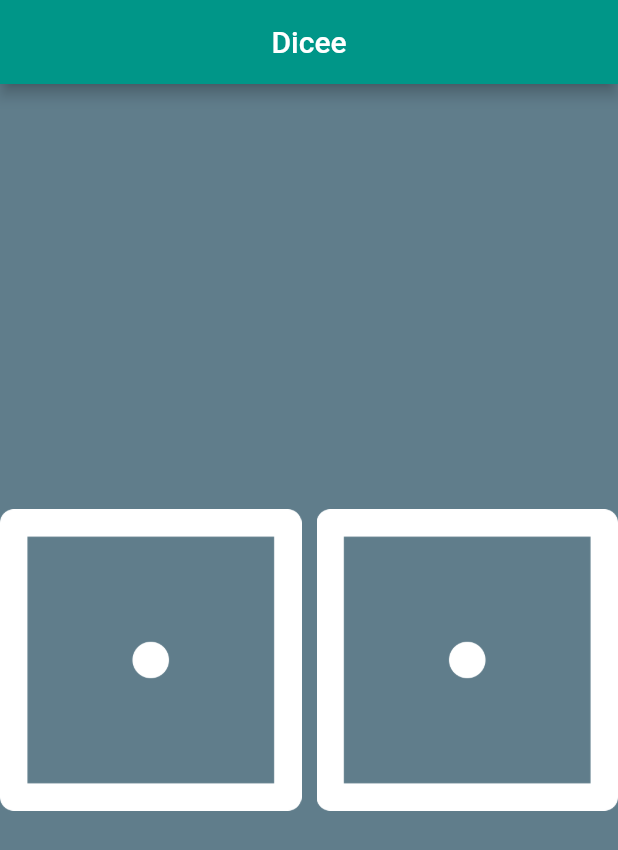
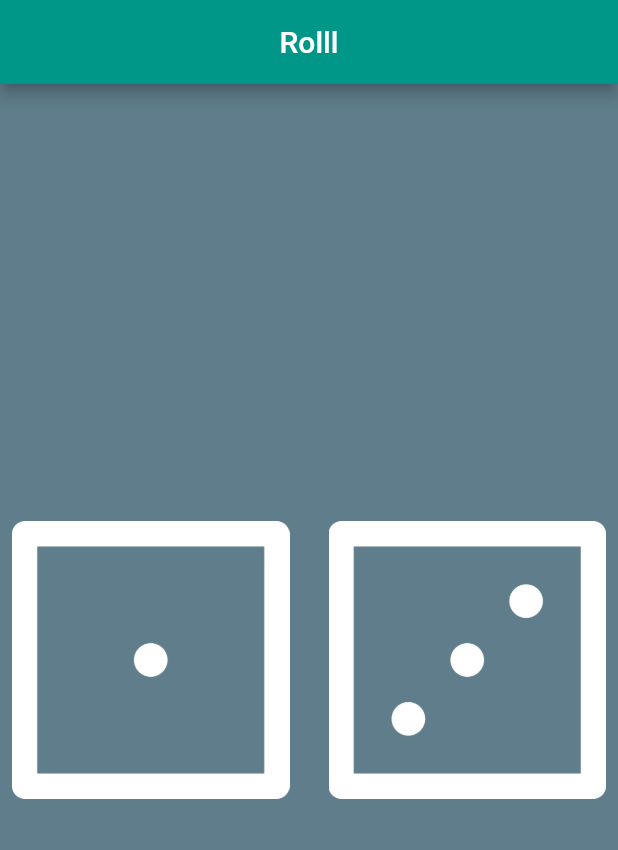
Before and after one commit to kkartikk95/dicee_app, a Flutter app: the screen it shows after launch, on a phone screen of 412 x 824 dp. Shown: the top 850 px of the screen. Run offline on Flutter 3.47's test engine with Material 2 defaults, Android fonts, the phone set to English and light mode, and no system bars.

Commit message:
Completed App commit

```diff
--- a/lib/main.dart
+++ b/lib/main.dart
@@ -1,4 +1,5 @@
 import 'package:flutter/material.dart';
+import 'dart:math';
 
 void main() {
   return runApp(
@@ -7,7 +8,7 @@
         backgroundColor: Colors.blueGrey,
         appBar: AppBar(
           centerTitle: true,
-          title: Text('Dicee'),
+          title: Text('Rolll'),
           backgroundColor: Colors.teal,
         ),
         body: DicePage(),
@@ -16,18 +17,47 @@
   );
 }
 
-class DicePage extends StatelessWidget {
+class DicePage extends StatefulWidget {
+  const DicePage({super.key});
+
+  @override
+  State<DicePage> createState() => _DicePageState();
+}
+
+class _DicePageState extends State<DicePage> {
+  int leftDiceNumber = 1;
+  int rightDiceNumber = 3;
+
+  void changeDiceFace(){
+    leftDiceNumber = Random().nextInt(6)+1;
+    rightDiceNumber = Random().nextInt(6)+1;
+  }
+
   @override
   Widget build(BuildContext context) {
     return Center(
       child: Row(
         children: [
           Expanded(
-            child: Image.asset('images/dice1.png'),
+            child: TextButton(
+              onPressed: () {
+                setState(() {
+                  changeDiceFace();
+                });
+              },
+              child: Image.asset('images/dice$leftDiceNumber.png'),
+            ),
           ),
           SizedBox(width: 10),
           Expanded(
-            child: Image.asset('images/dice1.png'),
+            child: TextButton(
+              onPressed: () {
+                setState(() {
+                  changeDiceFace();
+                });
+              },
+              child: Image.asset('images/dice$rightDiceNumber.png'),
+            ),
           ),
         ],
       ),
```
